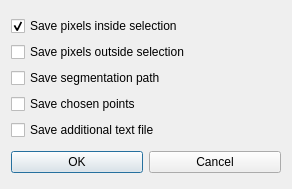
This is src/gui/presave_dialog.ui in BenjikQ/Livewire as Qt 5 draws it before an edit. The edited form follows.
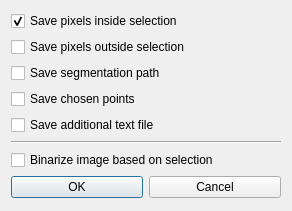
This is the edited form.

Patch:
```diff
--- a/src/gui/presave_dialog.ui
+++ b/src/gui/presave_dialog.ui
@@ -7,7 +7,7 @@
     <x>0</x>
     <y>0</y>
     <width>292</width>
-    <height>189</height>
+    <height>211</height>
    </rect>
   </property>
   <property name="windowTitle">
@@ -54,6 +54,20 @@
        </property>
       </widget>
      </item>
+     <item>
+      <widget class="Line" name="line">
+       <property name="orientation">
+        <enum>Qt::Horizontal</enum>
+       </property>
+      </widget>
+     </item>
+     <item>
+      <widget class="QCheckBox" name="binarize">
+       <property name="text">
+        <string>Binarize image based on selection</string>
+       </property>
+      </widget>
+     </item>
     </layout>
    </item>
    <item>
```
